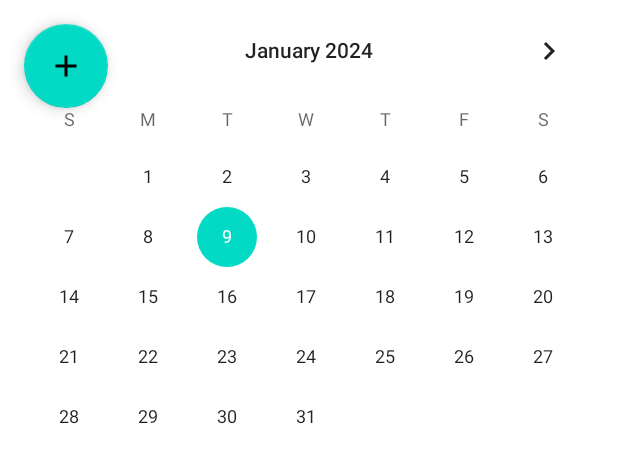
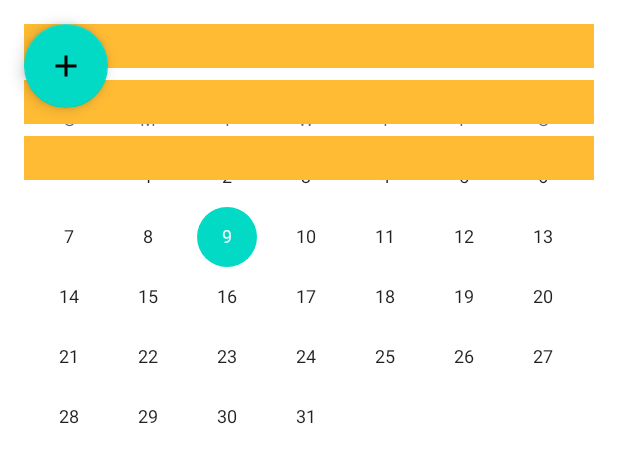
Before and after one commit to erfderdfg/AndroidCalendarr, an Android app: the layout activity_main.xml on its own in the app's theme, with its tools: preview values and no code run, on a phone screen of 412 x 824 dp. Shown: the top 463 px of the screen. Run offline under Robolectric (Android 15) with nearby library versions, the phone set to English and light mode, and no system bars.

Commit message:
RecylerView displayed on main activity
need to work on access the database to show certain tasks

```diff
--- a/app/src/main/java/com/example/androidcalendarr/WordDao.java
+++ b/app/src/main/java/com/example/androidcalendarr/WordDao.java
@@ -25,5 +25,6 @@ public interface WordDao {
     @Query("SELECT * FROM word_table ORDER BY word ASC")
     LiveData<List<Word>> getAlphabetizedWords();
 
-
+    @Query("SELECT * FROM word_table where date = :date ORDER BY word ASC")
+    LiveData<List<Word>> getDateWords(String date);
 }
--- a/app/src/main/java/com/example/androidcalendarr/WordRepository.java
+++ b/app/src/main/java/com/example/androidcalendarr/WordRepository.java
@@ -29,6 +29,10 @@ private LiveData<Integer> mMaxId;
         return mAllWords;
     }
 
+    LiveData<List<Word>> getTasks(String date) {
+        return mWordDao.getDateWords(date);
+    }
+
     // You must call this on a non-UI thread or your app will throw an exception. Room ensures
     // that you're not doing any long running operations on the main thread, blocking the UI.
     void insert(Word word) {
--- a/app/src/main/java/com/example/androidcalendarr/WordViewModel.java
+++ b/app/src/main/java/com/example/androidcalendarr/WordViewModel.java
@@ -26,4 +26,6 @@ public class WordViewModel extends AndroidViewModel {
     }
 
     public void insert(Word word) { mRepository.insert(word); }
+
+    LiveData<List<Word>> getCertainTasks(String date) { return mRepository.getTasks(date); }
 }
--- a/app/src/main/res/layout/activity_main.xml
+++ b/app/src/main/res/layout/activity_main.xml
@@ -9,17 +9,33 @@
     <!-- CalendarView with monday as first day and minmal and maximal day -->
     <CalendarView
         android:id="@+id/simpleCalendarView"
-        android:layout_width="fill_parent"
-        android:layout_height="fill_parent"
+        android:layout_width="match_parent"
+        android:layout_height="wrap_content"
         android:firstDayOfWeek="1"
         android:maxDate="01/01/2025"
         android:minDate="01/01/2023" />
+
+    <androidx.recyclerview.widget.RecyclerView
+        android:id="@+id/recyclerview"
+        android:layout_width="match_parent"
+        android:layout_height="719dp"
+        android:padding="@dimen/big_padding"
+        app:layout_constraintBottom_toBottomOf="parent"
+        app:layout_constraintHorizontal_bias="1.0"
+        app:layout_constraintLeft_toLeftOf="parent"
+        app:layout_constraintRight_toRightOf="parent"
+        app:layout_constraintTop_toTopOf="parent"
+        app:layout_constraintVertical_bias="0.0"
+        tools:listitem="@layout/recyclerview_item" />
 
     <com.google.android.material.floatingactionbutton.FloatingActionButton
         android:id="@+id/fab"
         android:layout_width="wrap_content"
         android:layout_height="wrap_content"
-        android:layout_margin="16dp"
+        android:layout_marginStart="16dp"
+        android:layout_marginTop="16dp"
+        android:layout_marginEnd="16dp"
+        android:layout_marginBottom="16dp"
         android:contentDescription="@string/add_word"
         android:src="@drawable/ic_add_black_24dp"
         app:layout_constraintBottom_toBottomOf="parent"
--- /dev/null
+++ b/app/src/main/res/layout/recyclerview_item.xml
@@ -0,0 +1,13 @@
+<?xml version="1.0" encoding="utf-8"?>
+<LinearLayout xmlns:android="http://schemas.android.com/apk/res/android"
+    android:orientation="vertical"
+    android:layout_width="match_parent"
+    android:layout_height="wrap_content">
+
+    <TextView
+        android:id="@+id/textView"
+        style="@style/word_title"
+        android:layout_width="match_parent"
+        android:layout_height="wrap_content"
+        android:background="@android:color/holo_orange_light" />
+</LinearLayout>
--- a/app/src/main/res/values/themes.xml
+++ b/app/src/main/res/values/themes.xml
@@ -13,4 +13,14 @@
         <item name="android:statusBarColor">?attr/colorPrimaryVariant</item>
         <!-- Customize your theme here. -->
     </style>
+
+    <!-- The default font for RecyclerView items is too small.
+    The margin is a simple delimiter between the words. -->
+    <style name="word_title">
+        <item name="android:layout_width">match_parent</item>
+        <item name="android:layout_marginBottom">8dp</item>
+        <item name="android:paddingLeft">8dp</item>
+        <item name="android:background">@android:color/holo_orange_light</item>
+        <item name="android:textAppearance">@android:style/TextAppearance.Large</item>
+    </style>
 </resources>
```
Also changed, not shown: app/src/main/java/com/example/androidcalendarr/MainActivity.java (+8 -3 lines), app/src/main/java/com/example/androidcalendarr/WordListAdapter.java (added, +38 -0 lines), app/src/main/java/com/example/androidcalendarr/WordViewHolder.java (added, +27 -0 lines).
